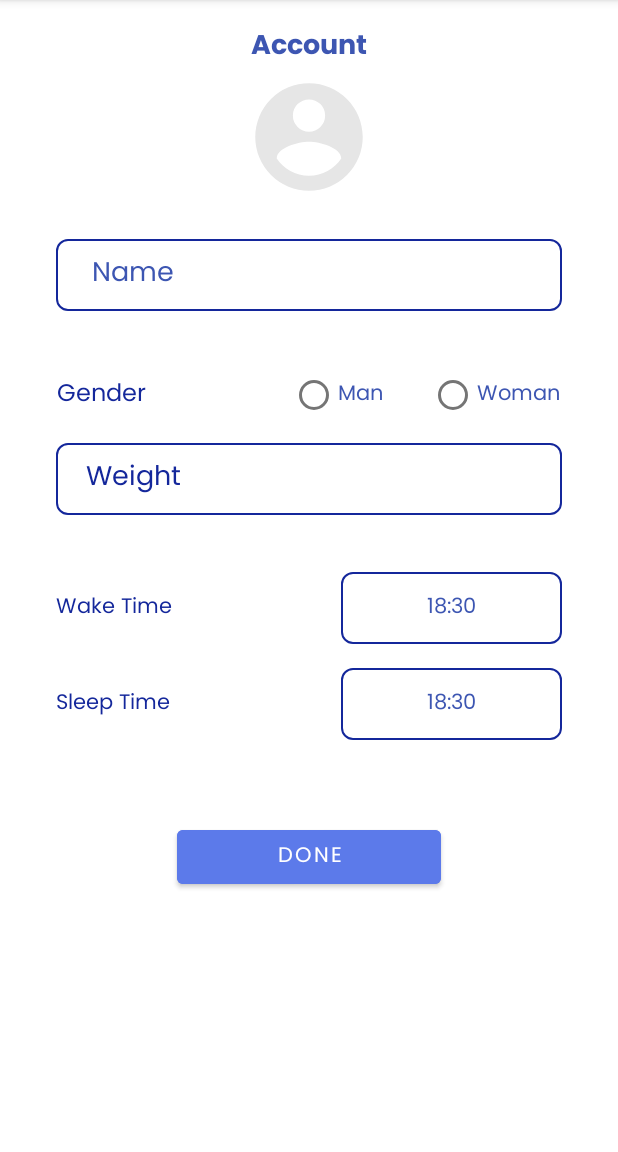
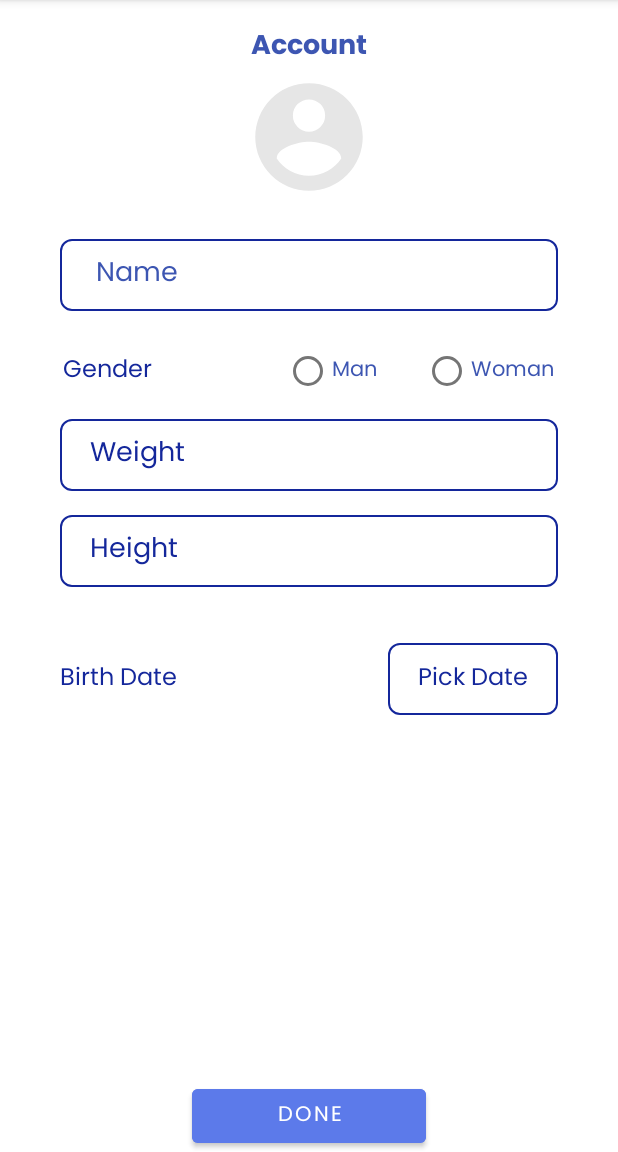
Before and after one commit to alfonsus20/TeenAge, an Android app: the Account screen opened directly, with no data from a screen before it, on a phone screen of 412 x 824 dp, the part 84-1236 px from its top. Run offline under Robolectric (Android 15) with nearby library versions, the phone set to English and light mode, and no system bars.

Commit message:
Mengubah dan memperbaiki activity Account.kt

```diff
--- a/app/src/main/java/com/example/teenage/Account.kt
+++ b/app/src/main/java/com/example/teenage/Account.kt
@@ -1,40 +1,37 @@
 package com.example.teenage
 
+import android.app.DatePickerDialog
 import android.app.TimePickerDialog
+import android.os.Build
 import androidx.appcompat.app.AppCompatActivity
 import android.os.Bundle
 import android.widget.EditText
 import android.widget.TextView
-import java.text.SimpleDateFormat
+import androidx.annotation.RequiresApi
+import java.time.LocalDate
+import java.time.format.DateTimeFormatter
 import java.util.*
 
 class Account : AppCompatActivity() {
-    lateinit var wakeTimeText: TextView
-    lateinit var sleepTimeText: TextView
+
+    lateinit var birthDateText: TextView
+    var cal = Calendar.getInstance()
+    @RequiresApi(Build.VERSION_CODES.O)
     override fun onCreate(savedInstanceState: Bundle?) {
         super.onCreate(savedInstanceState)
         setContentView(R.layout.activity_account)
+        var formatter = DateTimeFormatter.ofPattern("dd MMMM yyyy")
+        val year = cal.get(Calendar.YEAR)
+        val month = cal.get(Calendar.MONTH)
+        val day = cal.get(Calendar.DAY_OF_MONTH)
+        birthDateText = this.findViewById(R.id.birthDateText)
 
-        wakeTimeText = findViewById(R.id.wakeTimeText)
-        sleepTimeText = findViewById(R.id.sleepTimeText)
-
-        wakeTimeText.setOnClickListener {
-            val cal = Calendar.getInstance()
-            val timeSetListener = TimePickerDialog.OnTimeSetListener { _, hour, minute ->
-                cal.set(Calendar.HOUR_OF_DAY, hour)
-                cal.set(Calendar.MINUTE, minute)
-                wakeTimeText.text = SimpleDateFormat("HH:mm").format(cal.time)
-            }
-            TimePickerDialog(this, timeSetListener, cal.get(Calendar.HOUR_OF_DAY), cal.get(Calendar.MINUTE), true).show()
-        }
-        sleepTimeText.setOnClickListener {
-            val cal = Calendar.getInstance()
-            val timeSetListener = TimePickerDialog.OnTimeSetListener { _, hour, minute ->
-                cal.set(Calendar.HOUR_OF_DAY, hour)
-                cal.set(Calendar.MINUTE, minute)
-                sleepTimeText.text = SimpleDateFormat("HH:mm").format(cal.time)
-            }
-            TimePickerDialog(this, timeSetListener, cal.get(Calendar.HOUR_OF_DAY), cal.get(Calendar.MINUTE), true).show()
+        birthDateText.setOnClickListener {
+            val dpd = DatePickerDialog(this, DatePickerDialog.OnDateSetListener { view, mYear, mMonth, mDay ->
+                var date = LocalDate.of(mYear, mMonth, mDay).format(formatter)
+                birthDateText.setText(date.toString())
+            },year, month, day )
+            dpd.show()
         }
     }
 }
--- a/app/src/main/res/layout/activity_account.xml
+++ b/app/src/main/res/layout/activity_account.xml
@@ -6,26 +6,12 @@
     android:layout_height="match_parent"
     tools:context=".Account">
 
-    <TextView
-        android:id="@+id/sleepTimeText"
-        android:layout_width="147dp"
-        android:layout_height="48dp"
-        android:background="@drawable/edittext_bg"
-        android:clickable="true"
-        android:gravity="center"
-        android:text="18:30"
-        android:textColor="@color/primary_variant"
-        android:textSize="14sp"
-        app:layout_constraintBottom_toBottomOf="@+id/textView6"
-        app:layout_constraintEnd_toEndOf="@+id/editTextNumber"
-        app:layout_constraintTop_toTopOf="@+id/textView6" />
-
     <LinearLayout
         android:id="@+id/linearLayout"
         android:layout_width="337dp"
         android:layout_height="0dp"
         android:layout_gravity="center_vertical"
-        android:layout_marginTop="32dp"
+        android:layout_marginTop="16dp"
         android:gravity="center"
         android:orientation="horizontal"
         app:layout_constraintEnd_toEndOf="@+id/editTextTextPersonName"
@@ -37,7 +23,7 @@
             android:layout_width="wrap_content"
             android:layout_height="wrap_content"
             android:layout_gravity="center_vertical"
-            android:layout_marginEnd="48dp"
+            android:layout_marginEnd="40dp"
             android:text="Gender"
             android:textColor="@color/primary"
             android:textSize="16sp" />
@@ -92,78 +78,94 @@
 
     <EditText
         android:id="@+id/editTextTextPersonName"
-        android:layout_width="337dp"
+        android:layout_width="match_parent"
         android:layout_height="48dp"
+        android:layout_marginStart="40dp"
         android:layout_marginTop="32dp"
+        android:layout_marginEnd="40dp"
         android:background="@drawable/edittext_bg"
         android:ems="10"
+        android:hint="Name"
         android:inputType="textPersonName"
+        android:paddingLeft="24dp"
         android:text="Name"
         android:textColor="@color/primary_variant"
-        android:paddingLeft="24dp"
         app:layout_constraintEnd_toEndOf="parent"
         app:layout_constraintStart_toStartOf="parent"
         app:layout_constraintTop_toBottomOf="@+id/imageView2" />
 
     <EditText
         android:id="@+id/editTextNumber"
-        android:layout_width="337dp"
+        android:layout_width="0dp"
         android:layout_height="48dp"
         android:layout_marginTop="8dp"
         android:background="@drawable/edittext_bg"
         android:ems="10"
+        android:hint="Weight (kg)"
         android:inputType="number"
+        android:paddingLeft="20dp"
         android:text="Weight"
+        android:textColor="@color/primary"
+        app:layout_constraintEnd_toEndOf="@+id/editTextTextPersonName"
+        app:layout_constraintStart_toStartOf="@+id/editTextTextPersonName"
+        app:layout_constraintTop_toBottomOf="@+id/linearLayout" />
+
+    <EditText
+        android:id="@+id/editTextNumber2"
+        android:layout_width="0dp"
+        android:layout_height="48dp"
+        android:layout_marginTop="16dp"
+        android:background="@drawable/edittext_bg"
+        android:ems="10"
+        android:hint="Height (cm)"
+        android:inputType="number"
         android:paddingLeft="20dp"
+        android:text="Height"
         android:textColor="@color/primary"
+        app:layout_constraintEnd_toEndOf="@+id/editTextTextPersonName"
+        app:layout_constraintHorizontal_bias="0.0"
+        app:layout_constraintStart_toStartOf="@+id/editTextTextPersonName"
+        app:layout_constraintTop_toBottomOf="@+id/editTextNumber" />
+
+    <Button
+        android:id="@+id/btnAccount"
+        android:layout_width="0dp"
+        android:layout_height="wrap_content"
+        android:layout_marginStart="128dp"
+        android:layout_marginEnd="128dp"
+        android:backgroundTint="@color/secondary"
+        android:text="Done"
+        app:layout_constraintBottom_toBottomOf="parent"
         app:layout_constraintEnd_toEndOf="parent"
-        app:layout_constraintStart_toStartOf="parent"
-        app:layout_constraintTop_toBottomOf="@+id/linearLayout" />
+        app:layout_constraintStart_toStartOf="parent" />
 
     <TextView
         android:id="@+id/textView5"
         android:layout_width="wrap_content"
         android:layout_height="wrap_content"
-        android:layout_marginTop="50dp"
-        android:text="Wake Time"
+        android:layout_marginTop="48dp"
+        android:text="Birth Date"
         android:textColor="@color/primary"
-        app:layout_constraintStart_toStartOf="@+id/editTextNumber"
-        app:layout_constraintTop_toBottomOf="@+id/editTextNumber" />
+        android:textSize="16sp"
+        app:layout_constraintStart_toStartOf="@+id/editTextTextPersonName"
+        app:layout_constraintTop_toBottomOf="@+id/editTextNumber2" />
 
     <TextView
-        android:id="@+id/textView6"
+        android:id="@+id/birthDateText"
         android:layout_width="wrap_content"
         android:layout_height="wrap_content"
-        android:layout_marginTop="40dp"
-        android:text="Sleep Time"
-        android:textColor="@color/primary"
-        app:layout_constraintStart_toStartOf="@+id/textView5"
-        app:layout_constraintTop_toBottomOf="@+id/textView5" />
-
-    <TextView
-        android:id="@+id/wakeTimeText"
-        android:layout_width="147dp"
-        android:layout_height="48dp"
         android:background="@drawable/edittext_bg"
         android:clickable="true"
         android:gravity="center"
-        android:text="18:30"
-        android:textColor="@color/primary_variant"
-        android:textSize="14sp"
+        android:minHeight="48dp"
+        android:paddingStart="20dp"
+        android:paddingEnd="20dp"
+        android:text="Pick Date"
+        android:textColor="@color/primary"
+        android:textSize="16sp"
         app:layout_constraintBottom_toBottomOf="@+id/textView5"
-        app:layout_constraintEnd_toEndOf="@+id/editTextNumber"
+        app:layout_constraintEnd_toEndOf="@+id/editTextNumber2"
         app:layout_constraintTop_toTopOf="@+id/textView5" />
-
-    <Button
-        android:id="@+id/button"
-        android:layout_width="176dp"
-        android:layout_height="wrap_content"
-        android:layout_marginTop="54dp"
-        android:backgroundTint="@color/secondary"
-        android:text="Done"
-        app:layout_constraintEnd_toEndOf="parent"
-        app:layout_constraintStart_toStartOf="parent"
-        app:layout_constraintTop_toBottomOf="@+id/sleepTimeText" />
 
 
 </androidx.constraintlayout.widget.ConstraintLayout>
```
